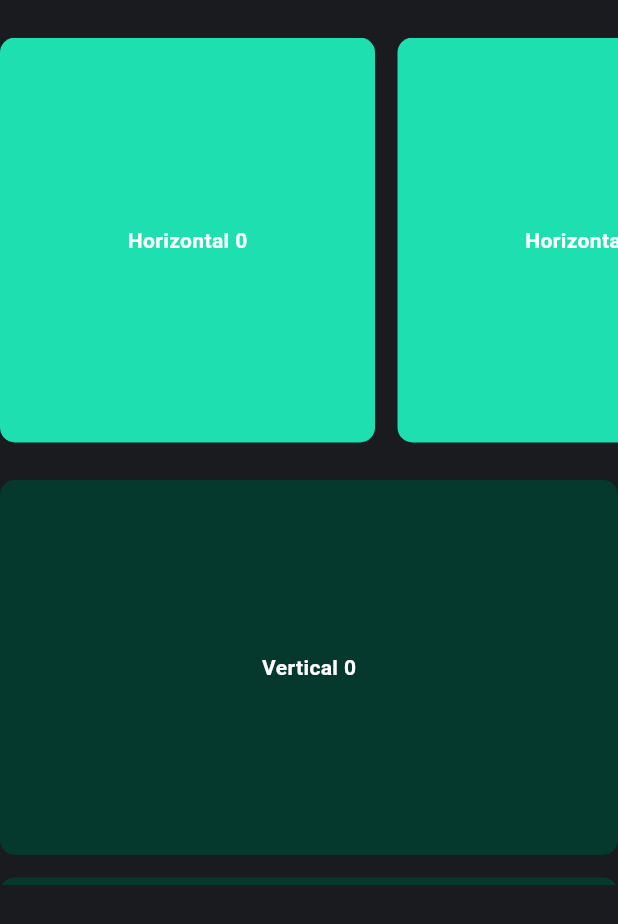
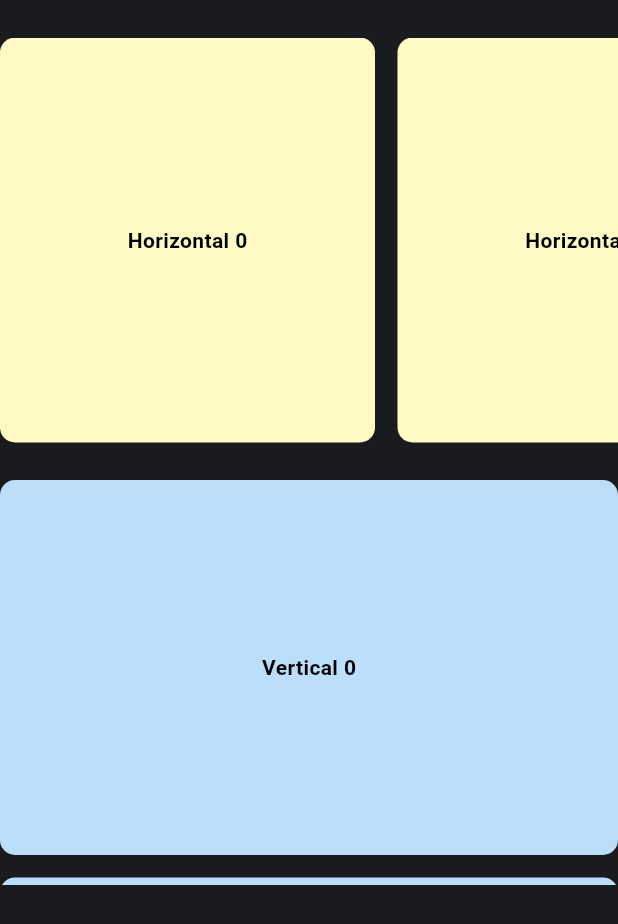
Before and after one commit to FilledStacks/testsweets-example, a Flutter app: the PostView screen opened directly, on a phone screen of 412 x 824 dp. Shown: the top 924 px of the screen. Run offline on Flutter 3.47's test engine with Material 3 defaults, Android fonts, the phone set to English and light mode, and no system bars; our stand-ins replace email_validator, flutter_hooks, logger, permission_handler, stacked, stacked_services and 1 more; missing offline and left inert: testsweets; statements that could not run were skipped.

Commit message:
Updates scroll view colors

```diff
--- a/lib/ui/views/post/post_view.dart
+++ b/lib/ui/views/post/post_view.dart
@@ -1,7 +1,6 @@
 import 'package:example/ui/shared/app_colors.dart';
 import 'package:example/ui/shared/ui_helpers.dart';
 import 'package:example/ui/views/post/post_viewmodel.dart';
-import 'package:flutter/cupertino.dart';
 import 'package:flutter/material.dart';
 import 'package:stacked/stacked.dart';
 
@@ -29,13 +28,14 @@ class PostView extends StatelessWidget {
                   height: 250,
                   width: 250,
                   decoration: BoxDecoration(
-                    color: kcPrimaryColor,
+                    color: Colors.yellow[100],
                     borderRadius: BorderRadius.circular(10),
                   ),
                   child: Text(
                     model.horizontalPosts[index],
                     style: TextStyle(
                       fontWeight: FontWeight.bold,
+                      color: Colors.black,
                     ),
                   ),
                   alignment: Alignment.center,
@@ -53,13 +53,14 @@ class PostView extends StatelessWidget {
                   height: 250,
                   width: 250,
                   decoration: BoxDecoration(
-                    color: kcPrimaryColorDark,
+                    color: Colors.blue[100],
                     borderRadius: BorderRadius.circular(10),
                   ),
                   child: Text(
                     model.verticalPosts[index],
                     style: TextStyle(
                       fontWeight: FontWeight.bold,
+                      color: Colors.black,
                     ),
                   ),
                   alignment: Alignment.center,
```
